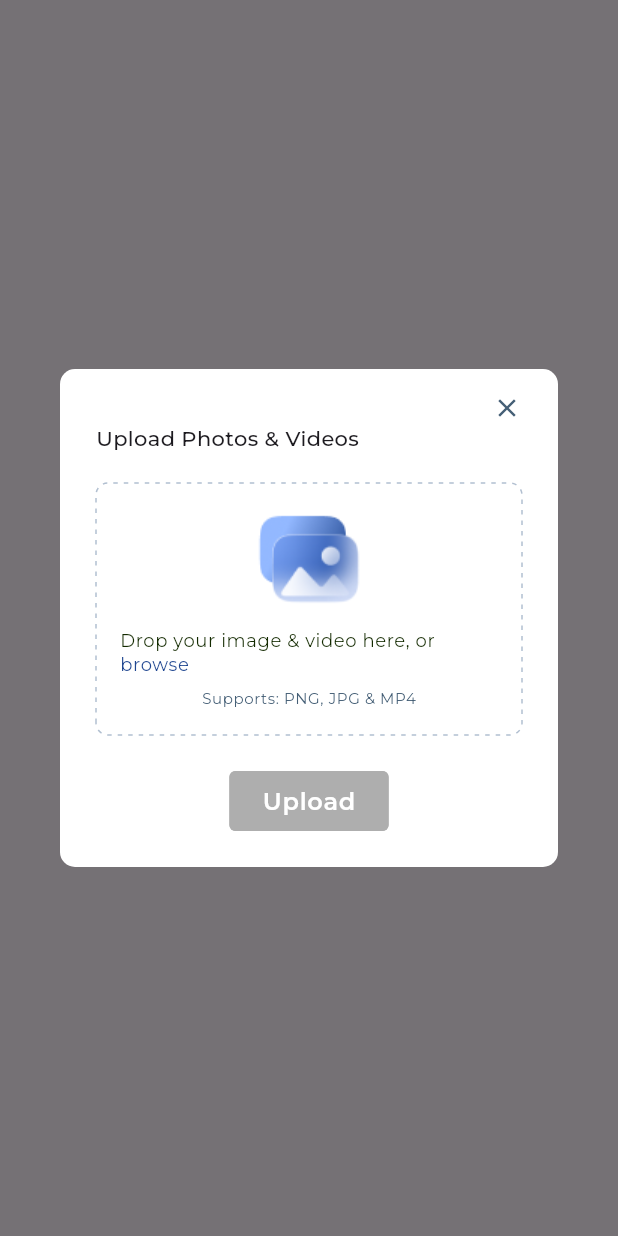
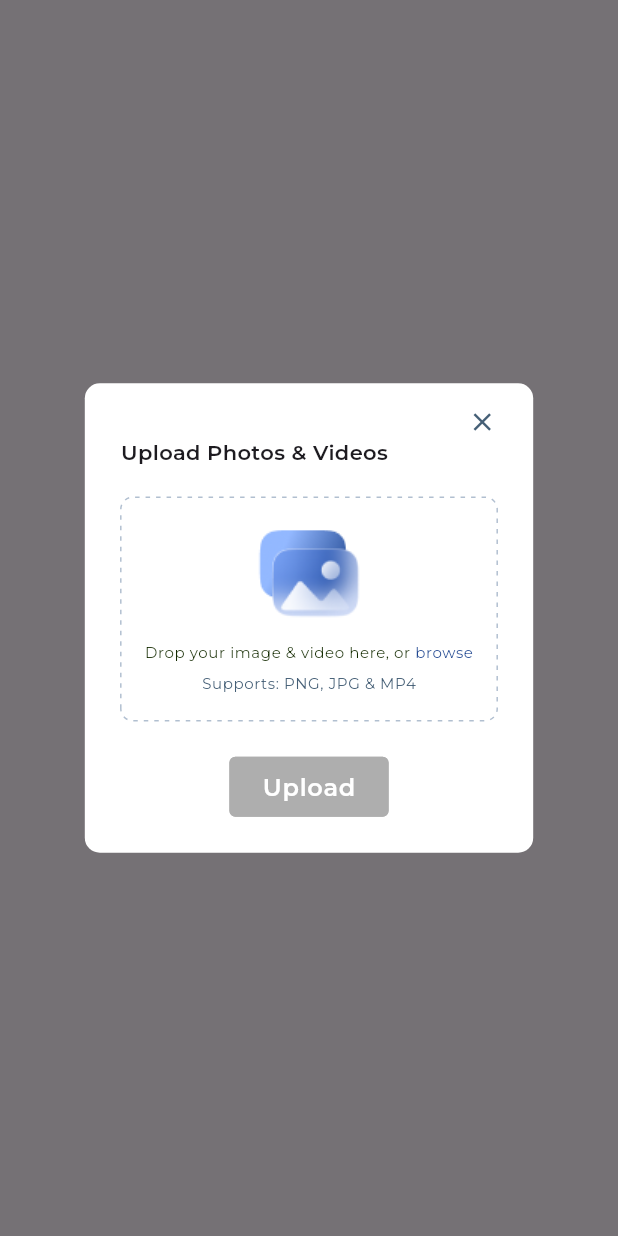
Before and after one commit to Naga283/orders_screen, a Flutter app: what showFilePickerDialog() shows on an empty page, opened directly with empty values, on a phone screen of 412 x 824 dp. Run offline on Flutter 3.47's test engine with Material 3 defaults, Android fonts, the phone set to English and light mode, and no system bars; drawn by our look-alikes of dotted_border; our stand-ins replace dotted_line, equatable, file_picker, flutter_bloc, google_fonts; network calls fail; project files that could hold a hidden picture were left out.

Commit message:
fixed upload texts

```diff
--- a/lib/screens/orders/components/show_upload_images_dailog.dart
+++ b/lib/screens/orders/components/show_upload_images_dailog.dart
@@ -44,7 +44,7 @@ void showFilePickerDialog(BuildContext context, FileDialogBloc fileDialogBloc) {
                   Text(
                     "Upload Photos & Videos",
                     style: Theme.of(context).textTheme.bodyMedium?.copyWith(
-                          fontWeight: FontWeight.w500,
+                          fontWeight: FontWeight.w600,
                         ),
                   ),
                   Padding(
@@ -75,7 +75,7 @@ void showFilePickerDialog(BuildContext context, FileDialogBloc fileDialogBloc) {
                                               .bodySmall
                                               ?.copyWith(
                                                 color: appColors.dropTextCol,
-                                                fontSize: 12,
+                                                fontSize: 10  ,
                                               ),
                                           text:
                                               "Drop your image & video here, or ",
@@ -87,7 +87,7 @@ void showFilePickerDialog(BuildContext context, FileDialogBloc fileDialogBloc) {
                                                   .bodySmall
                                                   ?.copyWith(
                                                     color: appColors.darkBlue,
-                                                    fontSize: 12,
+                                                    fontSize: 10,
                                                   ),
                                             )
                                           ]),
```
